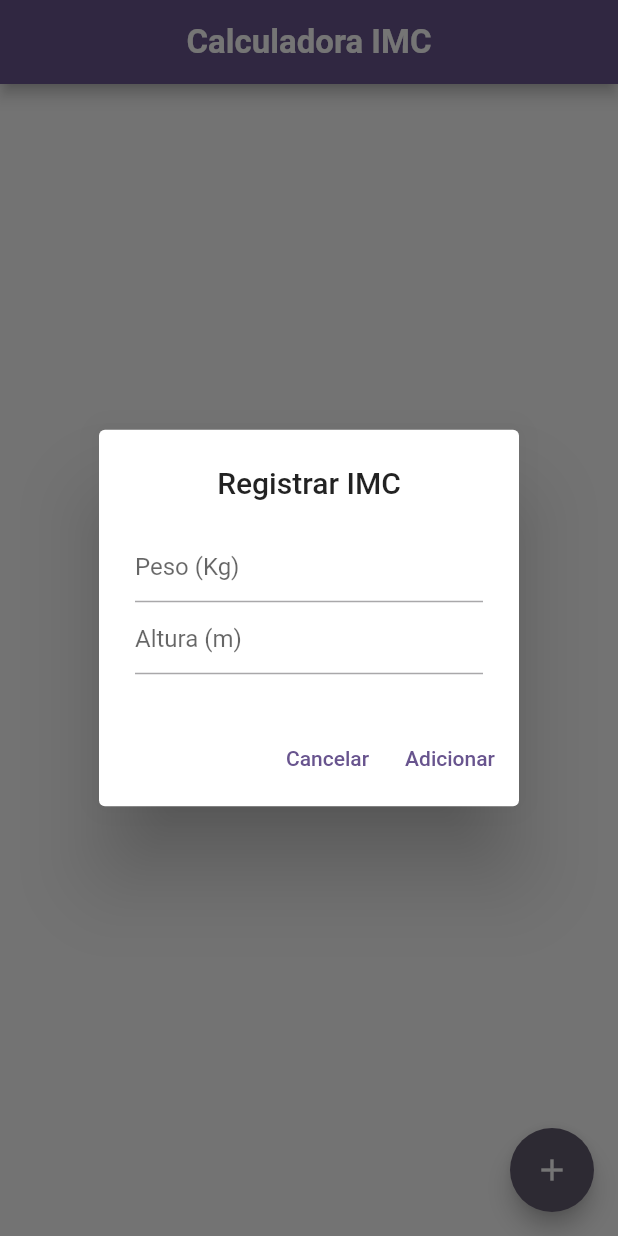
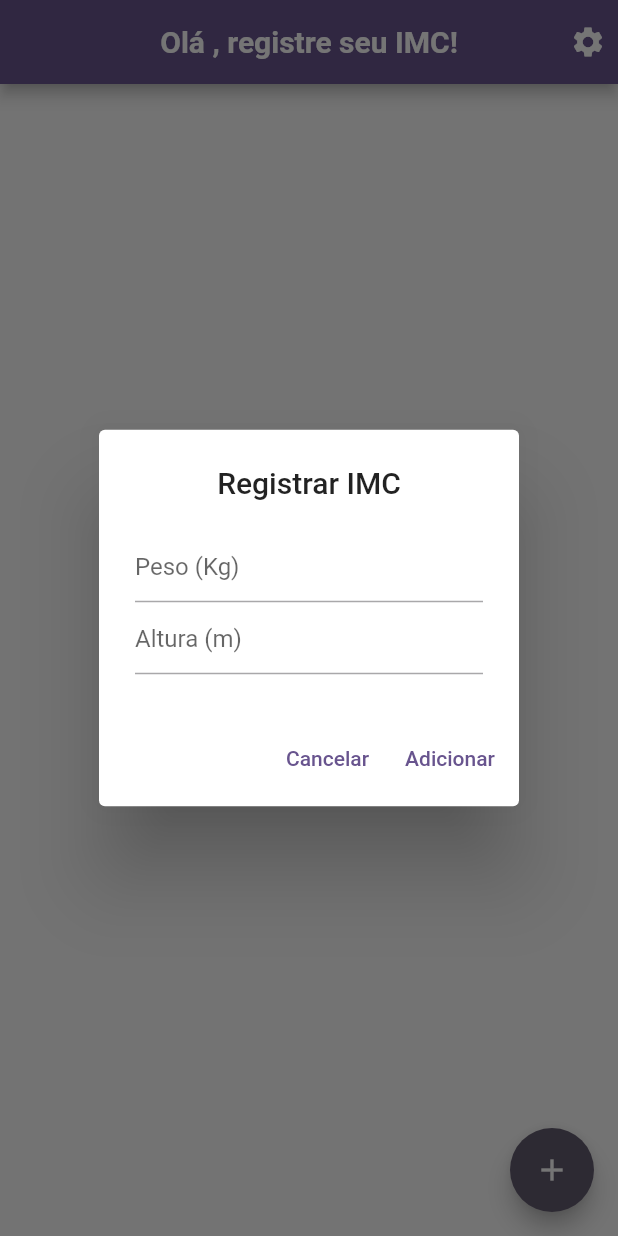
Before and after one commit to cicerobas/calculadora_imc_flutter, a Flutter app: the screen it shows after launch, after a tap on the "add" icon, on a phone screen of 412 x 824 dp. Run offline on Flutter 3.47's test engine with Material 2 defaults, Android fonts, the phone set to English and light mode, and no system bars; our stand-ins replace shared_preferences.

Commit message:
Adicionada a função de salvar o nome no SharedPreferences

```diff
--- a/lib/pages/home.dart
+++ b/lib/pages/home.dart
@@ -1,5 +1,6 @@
 import 'package:calculadora_imc_flutter/models/imc_model.dart';
 import 'package:calculadora_imc_flutter/repositories/imc_repository.dart';
+import 'package:calculadora_imc_flutter/utils/shared_prefs.dart';
 import 'package:flutter/material.dart';
 import 'package:flutter/services.dart';
 
@@ -13,9 +14,11 @@ class HomePage extends StatefulWidget {
 class _HomePageState extends State<HomePage> {
   var imcRepository = IMCRepository();
   var _imcs = <IMCModel>[];
+  String? nomeUsuario;
 
   TextEditingController alturaController = TextEditingController();
   TextEditingController pesoController = TextEditingController();
+  TextEditingController nomeController = TextEditingController();
 
   void registrarImc() {
     double? peso = double.tryParse(pesoController.text.replaceAll(',', '.'));
@@ -36,15 +39,64 @@ class _HomePageState extends State<HomePage> {
   }
 
   @override
+  void initState() {
+    super.initState();
+    carregarDados();
+  }
+
+  void carregarDados() async {
+    nomeUsuario = await SharedPrefs.getUsername();
+    setState(() {});
+  }
+
+  @override
   Widget build(BuildContext context) {
     return Scaffold(
         appBar: AppBar(
-          title: const Text('Calculadora IMC',
-              style: TextStyle(
+          title: Text('Olá ${nomeUsuario ?? ''}, registre seu IMC!',
+              style: const TextStyle(
                   color: Colors.white,
-                  fontSize: 22,
+                  fontSize: 20,
                   fontWeight: FontWeight.bold)),
           centerTitle: true,
+          actions: [
+            Padding(
+              padding: const EdgeInsets.all(8.0),
+              child: GestureDetector(
+                  onTap: () {
+                    showDialog(
+                        context: context,
+                        builder: (_) {
+                          return AlertDialog(
+                            title: const Text(
+                              'Configurações',
+                              textAlign: TextAlign.center,
+                            ),
+                            content: Wrap(
+                              children: [
+                                TextField(
+                                  controller: nomeController,
+                                  decoration:
+                                      const InputDecoration(hintText: "Nome"),
+                                )
+                              ],
+                            ),
+                            actions: [
+                              TextButton(
+                                  onPressed: () {
+                                    SharedPrefs.setUsername(
+                                        nomeController.text);
+                                    Navigator.pop(context);
+                                    carregarDados();
+                                  },
+                                  child: const Text('Salvar'))
+                            ],
+                          );
+                        });
+                  },
+                  child: const Icon(Icons.settings)),
+            )
+          ],
         ),
         floatingActionButton: FloatingActionButton(
           onPressed: () {
@@ -53,7 +105,7 @@ class _HomePageState extends State<HomePage> {
 
             showDialog(
                 context: context,
-                builder: (BuildContext bc) {
+                builder: (_) {
                   return AlertDialog(
                     title: const Text(
                       'Registrar IMC',
--- /dev/null
+++ b/lib/utils/shared_prefs.dart
@@ -0,0 +1,16 @@
+import 'package:shared_preferences/shared_preferences.dart';
+
+class SharedPrefs {
+  static late SharedPreferences prefs;
+  static const sharedPrefsNameKey = 'nome_usuario';
+
+  static void setUsername(String nome) async {
+    prefs = await SharedPreferences.getInstance();
+    await prefs.setString(sharedPrefsNameKey, nome);
+  }
+
+  static Future<String> getUsername() async {
+    prefs = await SharedPreferences.getInstance();
+    return prefs.getString(sharedPrefsNameKey) ?? '';
+  }
+}
--- a/pubspec.yaml
+++ b/pubspec.yaml
@@ -35,6 +35,7 @@ dependencies:
   # The following adds the Cupertino Icons font to your application.
   # Use with the CupertinoIcons class for iOS style icons.
   cupertino_icons: ^1.0.2
+  shared_preferences: ^2.2.0
 
 dev_dependencies:
   flutter_test:
```
Also changed, not shown: pubspec.lock, 1 other file.
